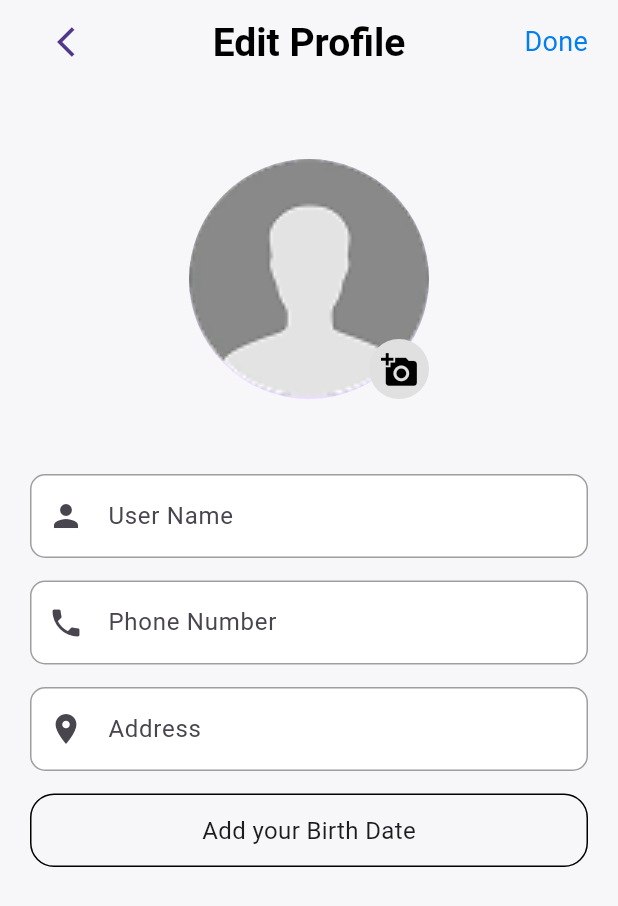
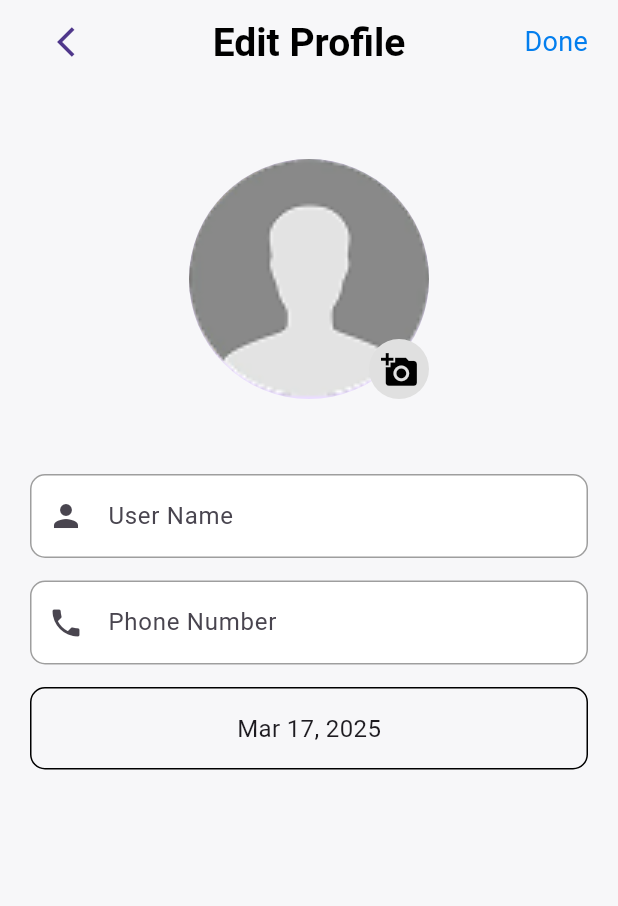
Before and after one commit to AbdelazizMohamed-GitHub/shop_sphere, a Flutter app: the ProfileScreen screen opened directly, after a tap on the "arrow forward ios" icon, on a phone screen of 412 x 824 dp. Shown: the top 906 px of the screen. Run offline on Flutter 3.47's test engine with Material 3 defaults, Android fonts, the phone set to English and light mode, and no system bars; our stand-ins replace carousel_slider, cloud_firestore, dartz, firebase_auth, firebase_core, flutter_bloc and 7 more; missing offline and left inert: flutter_paypal_payment; accounts and stored records are empty; project files that could hold a hidden picture were left out.

Commit message:
Refactor login and verification screens to use dependency injection; add CustomDropdown widget for gender selection.

```diff
--- a/lib/features/auth/domain/repo/auth_repo.dart
+++ b/lib/features/auth/domain/repo/auth_repo.dart
@@ -1,11 +1,11 @@
 import 'package:dartz/dartz.dart';
 import 'package:shop_sphere/core/errors/failure.dart';
-import 'package:shop_sphere/features/auth/data/model/user_model.dart';
 import 'package:shop_sphere/features/auth/domain/entity/user_entity.dart';
 
 abstract class AuthRepo {
   Future<Either<Failure, String>> registerWithEmailAndPassword(
-      String email, String password);
+    {required String name,required String phoneNumber, required  String email,required String password,required DateTime birthDate,required String gender}
+     );
 
   Future<Either<Failure, String>> logInWithEmailAndPassword(
       String email, String password,context);
--- a/lib/features/auth/presention/cotroller/auth_cubit/auth_cubit.dart
+++ b/lib/features/auth/presention/cotroller/auth_cubit/auth_cubit.dart
@@ -5,9 +5,9 @@ import 'package:shop_sphere/features/auth/presention/cotroller/auth_cubit/auth_s
 class AuthCubit extends Cubit<AuthState> {
   AuthCubit(  {required this.authRepo }) : super(AuthInitial()) ;
 final AuthRepo authRepo;
-  Future<void> registerWithEmailAndPassword({required String password, required String email}) async {
+  Future<void> registerWithEmailAndPassword( {required String name,required String phoneNumber, required  String email,required String password,required DateTime birthDate,required String gender}) async {
     emit(AuthLoading());
-    final result = await authRepo.registerWithEmailAndPassword(email, password);
+    final result = await authRepo.registerWithEmailAndPassword(name: name, phoneNumber: phoneNumber, email: email, password: password, birthDate: birthDate, gender: gender);
     result.fold(
       (failure) => emit(AuthError(failure.message)),
       (uid) => emit(AuthSuccess()),
--- a/lib/features/auth/presention/view/screen/forget_password_screen.dart
+++ b/lib/features/auth/presention/view/screen/forget_password_screen.dart
@@ -1,7 +1,6 @@
-import 'package:cloud_firestore/cloud_firestore.dart';
 import 'package:flutter/material.dart';
 import 'package:flutter_bloc/flutter_bloc.dart';
-import 'package:shop_sphere/core/service/firestore_service.dart';
+import 'package:shop_sphere/core/service/setup_locator.dart';
 import 'package:shop_sphere/core/utils/app_images.dart';
 import 'package:shop_sphere/core/utils/app_styles.dart';
 import 'package:shop_sphere/core/widget/custom_button.dart';
@@ -70,7 +69,7 @@ class _ForgetPasswordScreenState extends State<ForgetPasswordScreen> {
               height: 20,
             ),
             BlocProvider(
-              create: (context) => AuthCubit(authRepo: AuthRepoImpl(firestoreService: FirestoreService(firestore: FirebaseFirestore.instance))),
+              create: (context) => AuthCubit(authRepo:getIt<AuthRepoImpl>()),
               child: BlocConsumer<AuthCubit, AuthState>(
                 listener: (context, state) {
                   if (state is AuthError) {
--- a/lib/features/auth/presention/view/screen/login_screen.dart
+++ b/lib/features/auth/presention/view/screen/login_screen.dart
@@ -1,7 +1,6 @@
-import 'package:cloud_firestore/cloud_firestore.dart';
 import 'package:flutter/material.dart';
 import 'package:flutter_bloc/flutter_bloc.dart';
-import 'package:shop_sphere/core/service/firestore_service.dart';
+import 'package:shop_sphere/core/service/setup_locator.dart';
 import 'package:shop_sphere/core/utils/app_color.dart';
 import 'package:shop_sphere/core/utils/app_images.dart';
 import 'package:shop_sphere/core/utils/app_styles.dart';
@@ -17,7 +16,7 @@ class LoginScreen extends StatelessWidget {
   @override
   Widget build(BuildContext context) {
     return BlocProvider(
-      create: (context) => AuthCubit(authRepo:  AuthRepoImpl(firestoreService: FirestoreService(firestore: FirebaseFirestore.instance))),
+      create: (context) => AuthCubit(authRepo:  getIt<AuthRepoImpl>()),
       child: Scaffold(
         backgroundColor: AppColors.primaryColor,
         body: SafeArea(
--- a/lib/features/auth/presention/view/screen/verify_screen.dart
+++ b/lib/features/auth/presention/view/screen/verify_screen.dart
@@ -1,9 +1,7 @@
-// ignore_for_file: public_member_api_docs, sort_constructors_first
-import 'package:cloud_firestore/cloud_firestore.dart';
 import 'package:firebase_auth/firebase_auth.dart';
 import 'package:flutter/material.dart';
 import 'package:flutter_bloc/flutter_bloc.dart';
-import 'package:shop_sphere/core/service/firestore_service.dart';
+import 'package:shop_sphere/core/service/setup_locator.dart';
 
 import 'package:shop_sphere/core/utils/app_images.dart';
 import 'package:shop_sphere/core/widget/custom_back_button.dart';
@@ -40,7 +38,7 @@ class _VerifyScreenState extends State<VerifyScreen> {
   @override
   Widget build(BuildContext context) {
     return BlocProvider(
-      create: (context) => AuthCubit(authRepo:  AuthRepoImpl(firestoreService: FirestoreService(firestore: FirebaseFirestore.instance))),
+      create: (context) => AuthCubit(authRepo:  getIt<AuthRepoImpl>()),
       child: Scaffold(
           appBar: AppBar(
             foregroundColor: Colors.white,
--- a/lib/features/profile/presention/controller/profile/profile_cubit.dart
+++ b/lib/features/profile/presention/controller/profile/profile_cubit.dart
@@ -14,7 +14,7 @@ class ProfileCubit extends Cubit<ProfileState> {
     final result = await authRepo.getUserData();
     result.fold(
       (failure) => emit(GetUserDataFailure(errMessage: failure.message)),
-      (user) => emit(GetUserDataSucess(user: user)),
+      (user) => emit(GetUserDataSuccess(user: user)),
     );
   }
 }
--- a/lib/features/profile/presention/controller/profile/profile_state.dart
+++ b/lib/features/profile/presention/controller/profile/profile_state.dart
@@ -7,10 +7,10 @@ final class ProfileInitial extends ProfileState {}
 
 final class GetUserDataLoading extends ProfileState {}
 
-final class GetUserDataSucess extends ProfileState {
+final class GetUserDataSuccess extends ProfileState {
   final UserEntity user;
 
-  GetUserDataSucess({required this.user});
+  GetUserDataSuccess({required this.user});
 }
 
 final class GetUserDataFailure extends ProfileState {
--- a/lib/features/profile/presention/view/screen/edit_profile_screen.dart
+++ b/lib/features/profile/presention/view/screen/edit_profile_screen.dart
@@ -1,14 +1,36 @@
+// ignore_for_file: public_member_api_docs, sort_constructors_first
 import 'package:flutter/material.dart';
+
 import 'package:shop_sphere/core/utils/app_color.dart';
 import 'package:shop_sphere/core/utils/app_styles.dart';
 import 'package:shop_sphere/core/widget/custom_back_button.dart';
 import 'package:shop_sphere/core/widget/custom_text_form.dart';
+import 'package:shop_sphere/features/auth/domain/entity/user_entity.dart';
 import 'package:shop_sphere/features/profile/presention/view/widget/custom_add_data_birth.dart';
 import 'package:shop_sphere/features/profile/presention/view/widget/custom_add_photo.dart';
 
-class EditProfileScreen extends StatelessWidget {
-  const EditProfileScreen({super.key});
+class EditProfileScreen extends StatefulWidget {
+  const EditProfileScreen({
+    super.key,
+    required this.user,
+  });
+  final UserEntity user;
+  @override
+  State<EditProfileScreen> createState() => _EditProfileScreenState();
+}
 
+class _EditProfileScreenState extends State<EditProfileScreen> {
+  TextEditingController nameTextC = TextEditingController();
+  TextEditingController phoneTextC = TextEditingController();
+
+
+@override
+  void initState() {
+    nameTextC.text = widget.user.name;
+    phoneTextC.text = widget.user.phoneNumber;
+
+    super.initState();
+}
   @override
   Widget build(BuildContext context) {
     return Scaffold(
@@ -25,7 +47,7 @@ class EditProfileScreen extends StatelessWidget {
           )
         ],
       ),
-      body:  Padding(
+      body: Padding(
         padding: const EdgeInsets.symmetric(horizontal: 20),
         child: Column(
           crossAxisAlignment: CrossAxisAlignment.center,
@@ -37,28 +59,25 @@ class EditProfileScreen extends StatelessWidget {
             const SizedBox(
               height: 50,
             ),
-            const CustomTextForm(
+             CustomTextForm(
+              textController: nameTextC,
                 pIcon: Icons.person,
                 text: "User Name",
                 kType: TextInputType.text),
             const SizedBox(
               height: 15,
             ),
-            const CustomTextForm(
+             CustomTextForm(
+              textController: phoneTextC,
                 pIcon: Icons.phone,
                 text: "Phone Number",
                 kType: TextInputType.text),
             const SizedBox(
               height: 15,
             ),
-            const CustomTextForm(
-                pIcon: Icons.location_on,
-                text: "Address",
-                kType: TextInputType.text),
-            const SizedBox( height: 15,),
-            CustomAddBirthdate(onChanged: (DateTime date) {
 
-            }),
+
+            CustomAddBirthdate(onChanged: (DateTime date) {}, dataTime: widget.user.birthDate,),
           ],
         ),
       ),
--- a/lib/features/profile/presention/view/screen/profile_screen.dart
+++ b/lib/features/profile/presention/view/screen/profile_screen.dart
@@ -3,13 +3,12 @@ import 'package:flutter/material.dart';
 import 'package:flutter_bloc/flutter_bloc.dart';
 import 'package:shop_sphere/core/service/setup_locator.dart';
 import 'package:shop_sphere/core/utils/app_color.dart';
-import 'package:shop_sphere/core/utils/app_images.dart';
-import 'package:shop_sphere/core/utils/app_styles.dart';
 import 'package:shop_sphere/core/utils/app_theme.dart';
 import 'package:shop_sphere/features/auth/data/repo_impl/auth_repo_impl.dart';
 import 'package:shop_sphere/features/auth/presention/view/screen/login_screen.dart';
 import 'package:shop_sphere/features/main/presention/view/controller/main_cubit/main_cubit.dart';
 import 'package:shop_sphere/features/profile/presention/controller/profile/profile_cubit.dart';
+import 'package:shop_sphere/features/profile/presention/controller/profile/profile_state.dart';
 import 'package:shop_sphere/features/profile/presention/view/screen/address_screen.dart';
 import 'package:shop_sphere/features/profile/presention/view/screen/cart_screen.dart';
 import 'package:shop_sphere/features/profile/presention/view/screen/edit_profile_screen.dart';
@@ -51,18 +50,28 @@ class ProfileScreen extends StatelessWidget {
               ? AppColors.primaryColor
               : AppColors.secondaryDarkColor,
         ),
-        body: Padding(
-          padding: const EdgeInsets.symmetric(horizontal: 20, vertical: 20),
+        body: BlocConsumer<ProfileCubit, ProfileState>(
+          listener: (context, state) {},
+          builder: (context, state) {
+            return state is GetUserDataLoading
+                ? const Center(
+                    child: CircularProgressIndicator(),
+                  )
+                : state is GetUserDataSuccess
+                    ? Padding(
+                        padding: const EdgeInsets.symmetric(
+                            horizontal: 20, vertical: 20),
                         child: Column(
                           crossAxisAlignment: CrossAxisAlignment.start,
                           children: [
-              const CustomProfileScreenHeader(),
+                            CustomProfileScreenHeader(user: state.user),
                             CustomProfileListTile(
                               icon: Icons.person_outlined,
                               title: 'Edit Profile',
                               funcation: () {
-                  Navigator.push(context, MaterialPageRoute(builder: (context) {
-                    return const EditProfileScreen();
+                                Navigator.push(context,
+                                    MaterialPageRoute(builder: (context) {
+                                  return  EditProfileScreen(user: state.user);
                                 }));
                               },
                             ),
@@ -70,7 +79,8 @@ class ProfileScreen extends StatelessWidget {
                               icon: Icons.shopping_cart_outlined,
                               title: ' My Cart',
                               funcation: () {
-                  Navigator.push(context, MaterialPageRoute(builder: (context) {
+                                Navigator.push(context,
+                                    MaterialPageRoute(builder: (context) {
                                   return const CartScreen();
                                 }));
                               },
@@ -79,7 +89,8 @@ class ProfileScreen extends StatelessWidget {
                               icon: Icons.data_thresholding,
                               title: 'Orders',
                               funcation: () {
-                  Navigator.push(context, MaterialPageRoute(builder: (context) {
+                                Navigator.push(context,
+                                    MaterialPageRoute(builder: (context) {
                                   return const OrderScreen();
                                 }));
                               },
@@ -88,7 +99,8 @@ class ProfileScreen extends StatelessWidget {
                               icon: Icons.location_on_outlined,
                               title: 'Address',
                               funcation: () {
-                  Navigator.push(context, MaterialPageRoute(builder: (context) {
+                                Navigator.push(context,
+                                    MaterialPageRoute(builder: (context) {
                                   return const AddressScreen();
                                 }));
                               },
@@ -114,6 +126,13 @@ class ProfileScreen extends StatelessWidget {
                             ),
                           ],
                         ),
+                      )
+                    : state is GetUserDataFailure
+                        ? Center(
+                            child: Text(state.errMessage),
+                          )
+                        : const SizedBox();
+          },
         ),
       ),
     );
--- a/lib/features/profile/presention/view/widget/custom_add_data_birth.dart
+++ b/lib/features/profile/presention/view/widget/custom_add_data_birth.dart
@@ -6,8 +6,11 @@ class CustomAddBirthdate extends StatefulWidget {
   const CustomAddBirthdate({
     super.key,
     required this.onChanged,
+    this.dataTime,
   });
+
   final ValueChanged<DateTime> onChanged;
+  final DateTime? dataTime;
   @override
   State<CustomAddBirthdate> createState() => _CustomTimePickerState();
 }
@@ -32,16 +35,17 @@ class _CustomTimePickerState extends State<CustomAddBirthdate> {
         }
       },
       child: Container(
+        height: 55,
         alignment: Alignment.center,
         width: double.infinity,
-        padding: const EdgeInsets.all(12),
+        padding: const EdgeInsets.all(10),
         decoration: BoxDecoration(
             border: Border.all(color: Colors.black),
-            borderRadius: BorderRadius.circular(16)),
+            borderRadius: BorderRadius.circular(10)),
         child: Text(
           data == null
-              ? "Add your Birth Date"
-              : DateFormat.yMMMEd().format(data ?? DateTime.now()),
+              ? DateFormat.yMMMd().format(widget.dataTime ?? DateTime.now())
+              : DateFormat.yMMMd().format(data!),
           style: AppStyles.text16Regular,
         ),
       ),
--- a/lib/features/profile/presention/view/widget/custom_profile_screen_header.dart
+++ b/lib/features/profile/presention/view/widget/custom_profile_screen_header.dart
@@ -1,21 +1,23 @@
+// ignore_for_file: public_member_api_docs, sort_constructors_first
 import 'package:flutter/material.dart';
 import 'package:flutter_bloc/flutter_bloc.dart';
-import 'package:shop_sphere/core/app_cubit/app_cubit.dart';
-import 'package:shop_sphere/core/app_cubit/app_state.dart';
+
 import 'package:shop_sphere/core/utils/app_images.dart';
 import 'package:shop_sphere/core/utils/app_styles.dart';
+import 'package:shop_sphere/features/auth/domain/entity/user_entity.dart';
 import 'package:shop_sphere/features/profile/presention/controller/profile/profile_cubit.dart';
 import 'package:shop_sphere/features/profile/presention/controller/profile/profile_state.dart';
 
 class CustomProfileScreenHeader extends StatelessWidget {
-  const CustomProfileScreenHeader({super.key});
-
+  const CustomProfileScreenHeader({
+    super.key,
+    required this.user,
+  });
+  final UserEntity user;
   @override
   Widget build(BuildContext context) {
-    return BlocBuilder<ProfileCubit, ProfileState>(
-      builder: (context, state) {
-        return state is GetUserDataSucess
-            ? Column(
+    return Column(
+      crossAxisAlignment: CrossAxisAlignment.start,
       children: [
         const CircleAvatar(
           radius: 50,
@@ -23,24 +25,17 @@ class CustomProfileScreenHeader extends StatelessWidget {
         ),
         const SizedBox(height: 10),
         Text(
-                    state.user.name ?? "",
+          user.name,
           style: AppStyles.text18RegularWhite,
         ),
         Text(
-                    state.user.email ?? "",
+          user.email,
           style: AppStyles.text18RegularWhite,
         ),
         const SizedBox(
           height: 20,
         ),
       ],
-              )
-            : state is GetUserDataFailure
-                ? Text(state.errMessage)
-                : const Center(
-                    child: CircularProgressIndicator(),
-                  );
-      },
     );
   }
 }
```
Also changed, not shown: lib/core/widget/custom_dropdown_menu.dart (added, +46 -0 lines), lib/features/auth/data/repo_impl/auth_repo_impl.dart (+7 -4 lines), lib/features/auth/presention/view/screen/register_screen.dart (+6 -4 lines), lib/features/auth/presention/view/widget/custom_register_screen_body.dart (+30 -3 lines), 4 other files. Lines whose indentation alone changed are shown as unchanged.
